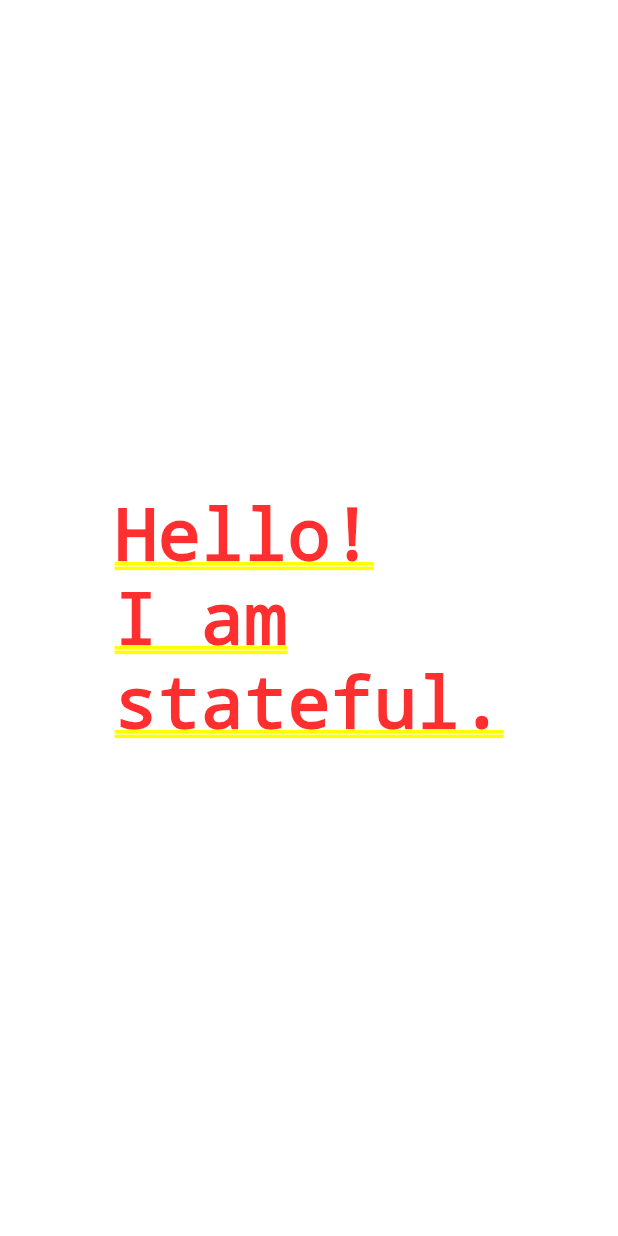
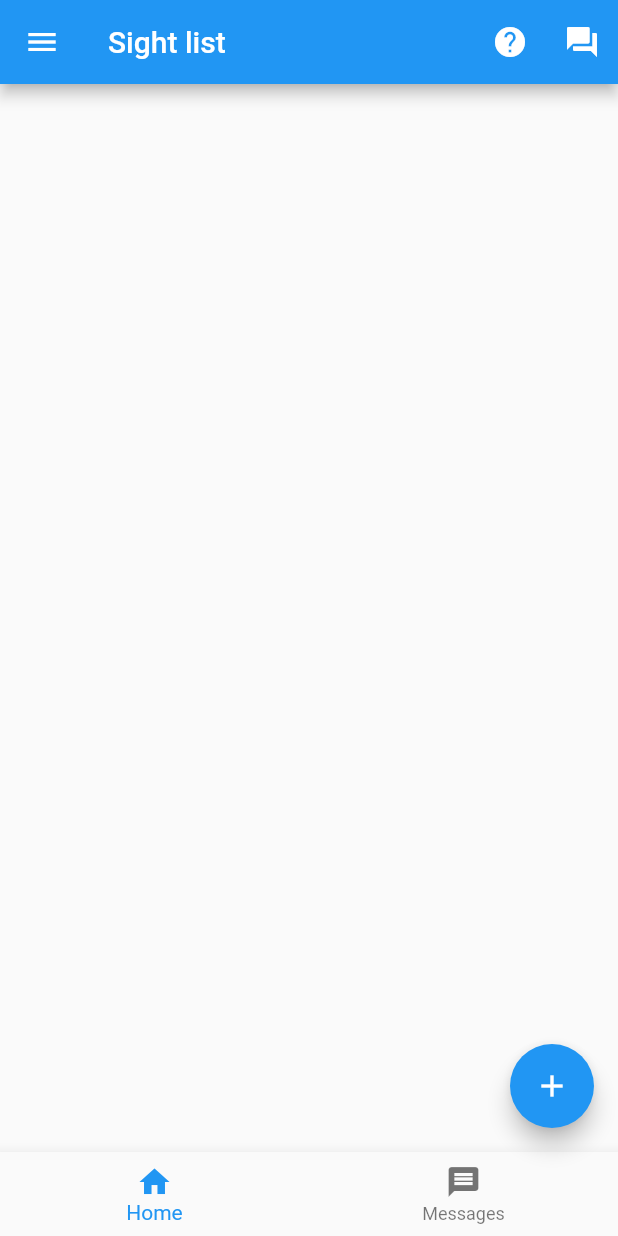
Before and after one commit to Chetkov/surf-flutter-course-chetkov, a Flutter app: the screen it shows after launch, on a phone screen of 412 x 824 dp. Run offline on Flutter 3.47's test engine with Material 2 defaults, Android fonts, the phone set to English and light mode, and no system bars.

Commit message:
lesson 4.1.1

```diff
--- a/lib/main.dart
+++ b/lib/main.dart
@@ -1,4 +1,5 @@
 import 'package:flutter/material.dart';
+import 'package:places/ui/screen/sight_list_screen.dart';
 
 void main() {
   runApp(App());
@@ -120,7 +121,7 @@ class App extends StatelessWidget {
   @override
   Widget build(BuildContext context) {
     return MaterialApp(
-      home: MyFirstStatefulWidget(),
+      home: SightListScreen(),
       title: 'Some title',
     );
   }
--- /dev/null
+++ b/lib/ui/screen/sight_list_screen.dart
@@ -0,0 +1,46 @@
+import 'package:flutter/material.dart';
+
+class SightListScreen extends StatefulWidget {
+  @override
+  _SightListScreenState createState() => _SightListScreenState();
+}
+
+class _SightListScreenState extends State<SightListScreen> {
+  @override
+  Widget build(BuildContext context) {
+    return Scaffold(
+      floatingActionButton: FloatingActionButton(
+        onPressed: () {
+          print('FloatingActionButton was pressed!');
+        },
+        child: Icon(Icons.add),
+      ),
+      bottomNavigationBar: BottomNavigationBar(items: [
+        BottomNavigationBarItem(
+            icon: Icon(Icons.home),
+            label: 'Home'
+        ),
+        BottomNavigationBarItem(
+            icon: Icon(Icons.message),
+            label: 'Messages',
+        ),
+      ]),
+      appBar: AppBar(
+        title: Text('Sight list'),
+        actions: [
+          IconButton(
+              icon: Icon(Icons.help),
+              onPressed: () {
+                print('Help was pressed');
+              }),
+          IconButton(
+              icon: Icon(Icons.question_answer),
+              onPressed: () {
+                print('FAQ was pressed');
+              })
+        ],
+      ),
+      drawer: Drawer(),
+    );
+  }
+}
```
